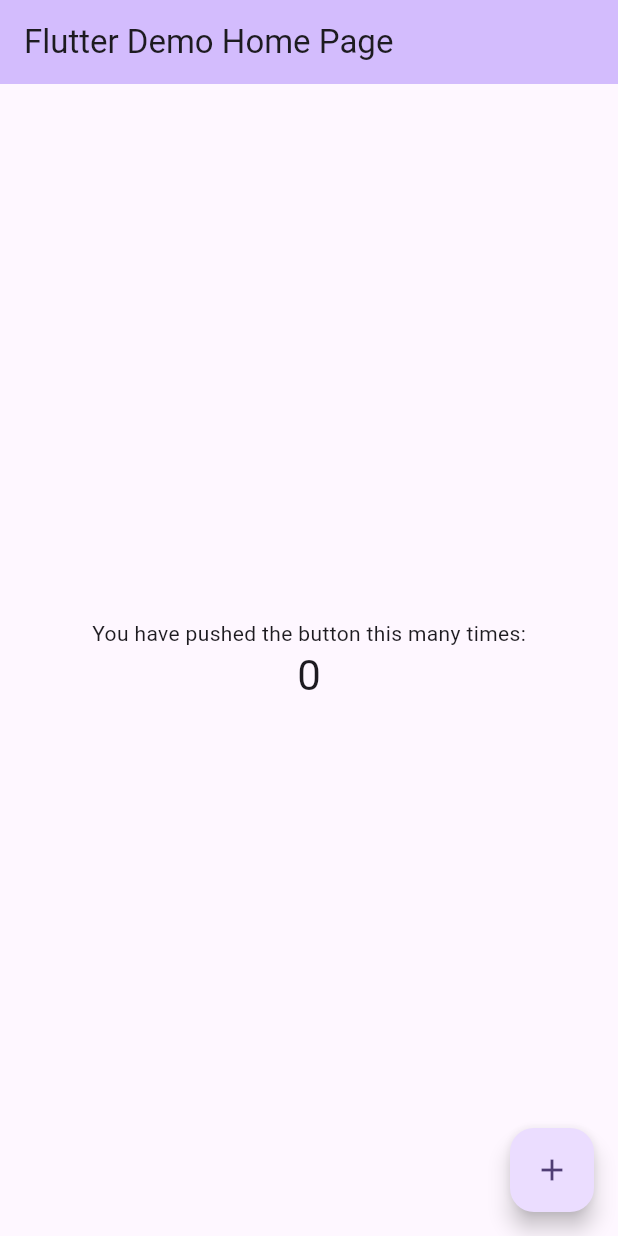
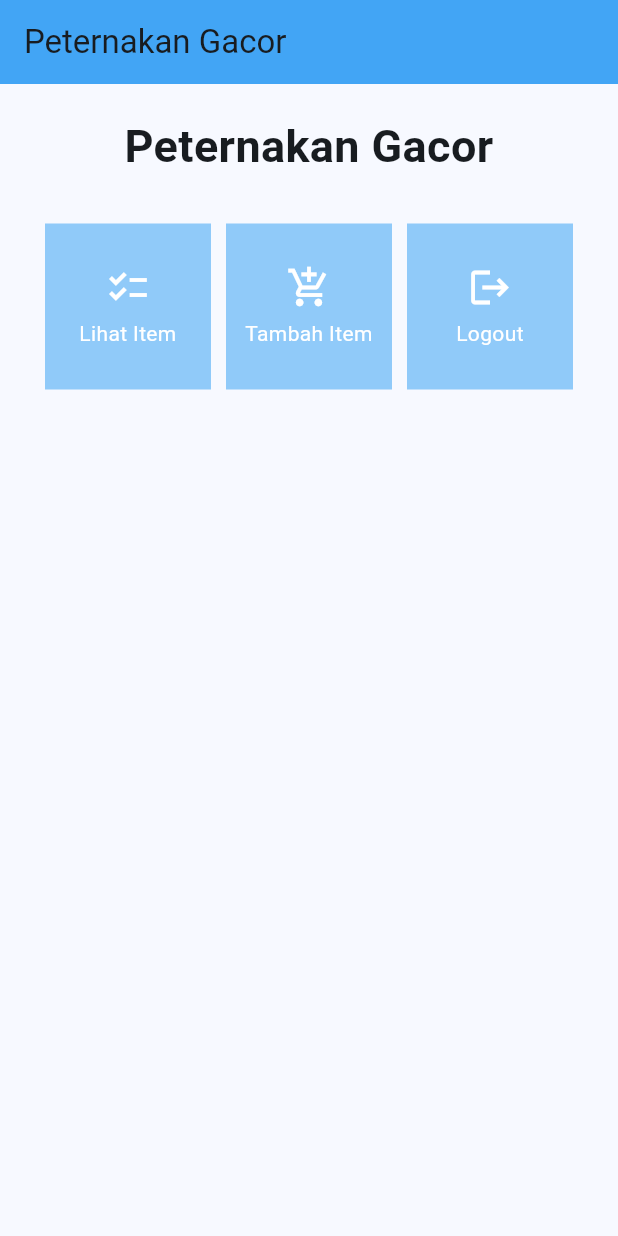
Before and after one commit to ternaksapi/peternakan-gacor-mobile, a Flutter app: the screen it shows after launch, on a phone screen of 412 x 824 dp. Run offline on Flutter 3.47's test engine with Material 2 defaults, Android fonts, the light colour scheme and no system bars.

Commit message:
Tugas 7 Selesai

```diff
--- a/lib/main.dart
+++ b/lib/main.dart
@@ -1,4 +1,5 @@
 import 'package:flutter/material.dart';
+import 'package:peternakan_gacor/menu.dart';
 
 void main() {
   runApp(const MyApp());
@@ -28,98 +29,10 @@
         //
         // This works for code too, not just values: Most code changes can be
         // tested with just a hot reload.
-        colorScheme: ColorScheme.fromSeed(seedColor: Colors.deepPurple),
+        colorScheme: ColorScheme.fromSeed(seedColor: Colors.blue.shade200),
         useMaterial3: true,
       ),
-      home: const MyHomePage(title: 'Flutter Demo Home Page'),
+      home: MyHomePage(),
     );
   }
 }
-
-class MyHomePage extends StatefulWidget {
-  const MyHomePage({super.key, required this.title});
-
-  // This widget is the home page of your application. It is stateful, meaning
-  // that it has a State object (defined below) that contains fields that affect
-  // how it looks.
-
-  // This class is the configuration for the state. It holds the values (in this
-  // case the title) provided by the parent (in this case the App widget) and
-  // used by the build method of the State. Fields in a Widget subclass are
-  // always marked "final".
-
-  final String title;
-
-  @override
-  State<MyHomePage> createState() => _MyHomePageState();
-}
-
-class _MyHomePageState extends State<MyHomePage> {
-  int _counter = 0;
-
-  void _incrementCounter() {
-    setState(() {
-      // This call to setState tells the Flutter framework that something has
-      // changed in this State, which causes it to rerun the build method below
-      // so that the display can reflect the updated values. If we changed
-      // _counter without calling setState(), then the build method would not be
-      // called again, and so nothing would appear to happen.
-      _counter++;
-    });
-  }
-
-  @override
-  Widget build(BuildContext context) {
-    // This method is rerun every time setState is called, for instance as done
-    // by the _incrementCounter method above.
-    //
-    // The Flutter framework has been optimized to make rerunning build methods
-    // fast, so that you can just rebuild anything that needs updating rather
-    // than having to individually change instances of widgets.
-    return Scaffold(
-      appBar: AppBar(
-        // TRY THIS: Try changing the color here to a specific color (to
-        // Colors.amber, perhaps?) and trigger a hot reload to see the AppBar
-        // change color while the other colors stay the same.
-        backgroundColor: Theme.of(context).colorScheme.inversePrimary,
-        // Here we take the value from the MyHomePage object that was created by
-        // the App.build method, and use it to set our appbar title.
-        title: Text(widget.title),
-      ),
-      body: Center(
-        // Center is a layout widget. It takes a single child and positions it
-        // in the middle of the parent.
-        child: Column(
-          // Column is also a layout widget. It takes a list of children and
-          // arranges them vertically. By default, it sizes itself to fit its
-          // children horizontally, and tries to be as tall as its parent.
-          //
-          // Column has various properties to control how it sizes itself and
-          // how it positions its children. Here we use mainAxisAlignment to
-          // center the children vertically; the main axis here is the vertical
-          // axis because Columns are vertical (the cross axis would be
-          // horizontal).
-          //
-          // TRY THIS: Invoke "debug painting" (choose the "Toggle Debug Paint"
-          // action in the IDE, or press "p" in the console), to see the
-          // wireframe for each widget.
-          mainAxisAlignment: MainAxisAlignment.center,
-          children: <Widget>[
-            const Text(
-              'You have pushed the button this many times:',
-            ),
-            Text(
-              '$_counter',
-              style: Theme.of(context).textTheme.headlineMedium,
-            ),
-          ],
-        ),
-      ),
-      floatingActionButton: FloatingActionButton(
-        onPressed: _incrementCounter,
-        tooltip: 'Increment',
-        child: const Icon(Icons.add),
-      ), // This trailing comma makes auto-formatting nicer for build methods.
-    );
-  }
-}
--- /dev/null
+++ b/lib/menu.dart
@@ -0,0 +1,110 @@
+import 'package:flutter/material.dart';
+
+class MyHomePage extends StatelessWidget {
+    MyHomePage({Key? key}) : super(key: key);
+
+    final List<ShopItem> items = [
+        ShopItem("Lihat Item", Icons.checklist),
+        ShopItem("Tambah Item", Icons.add_shopping_cart),
+        ShopItem("Logout", Icons.logout),
+    ];
+
+    @override
+    Widget build(BuildContext context) {
+        return Scaffold(
+        appBar: AppBar(
+        title: const Text(
+          'Peternakan Gacor',
+        ),
+        backgroundColor: Colors.blue.shade400,
+      ),
+      body: SingleChildScrollView(
+        // Widget wrapper yang dapat discroll
+        child: Padding(
+          padding: const EdgeInsets.all(10.0), // Set padding dari halaman
+          child: Column(
+            // Widget untuk menampilkan children secara vertikal
+            children: <Widget>[
+              const Padding(
+                padding: EdgeInsets.only(top: 10.0, bottom: 10.0),
+                // Widget Text untuk menampilkan tulisan dengan alignment center dan style yang sesuai
+                child: Text(
+                  'Peternakan Gacor', // Text yang menandakan toko
+                  textAlign: TextAlign.center,
+                  style: TextStyle(
+                    fontSize: 30,
+                    fontWeight: FontWeight.bold,
+                  ),
+                ),
+              ),
+              // Grid layout
+              GridView.count(
+                // Container pada card kita.
+                primary: true,
+                padding: const EdgeInsets.all(20),
+                crossAxisSpacing: 10,
+                mainAxisSpacing: 10,
+                crossAxisCount: 3,
+                shrinkWrap: true,
+                children: items.map((ShopItem item) {
+                  // Iterasi untuk setiap item
+                  return ShopCard(item);
+                }).toList(),
+              ),
+            ],
+          ),
+        ),
+      ),
+    );
+  }
+}
+class ShopItem {
+  final String name;
+  final IconData icon;
+
+  ShopItem(this.name, this.icon);
+}
+class ShopCard extends StatelessWidget {
+  final ShopItem item;
+
+  const ShopCard(this.item, {super.key}); // Constructor
+
+  @override
+  Widget build(BuildContext context) {
+    return Material(
+      color: Colors.blue.shade200,
+      child: InkWell(
+        // Area responsive terhadap sentuhan
+        onTap: () {
+          // Memunculkan SnackBar ketika diklik
+          ScaffoldMessenger.of(context)
+            ..hideCurrentSnackBar()
+            ..showSnackBar(SnackBar(
+                content: Text("Kamu telah menekan tombol ${item.name}!")));
+        },
+        child: Container(
+          // Container untuk menyimpan Icon dan Text
+          padding: const EdgeInsets.all(8),
+          child: Center(
+            child: Column(
+              mainAxisAlignment: MainAxisAlignment.center,
+              children: [
+                Icon(
+                  item.icon,
+                  color: Colors.white,
+                  size: 30.0,
+                ),
+                const Padding(padding: EdgeInsets.all(3)),
+                Text(
+                  item.name,
+                  textAlign: TextAlign.center,
+                  style: const TextStyle(color: Colors.white),
+      ),
+              ],
+            ),
+          ),
+        ),
+      ),
+    );
+  }
+}
```
